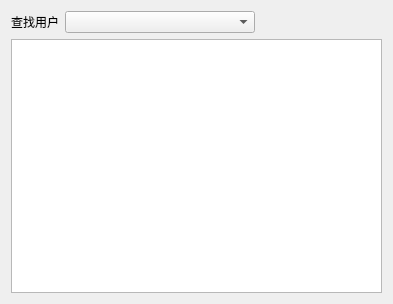
First picture: the form in search_widget.ui, repository fzzjoy/SqlliteDemo, before the edit.
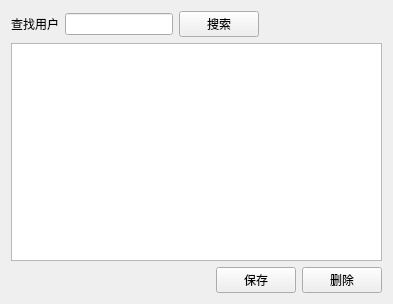
Second picture: the form after the edit.

Commit message: 完善数据库管理,支持查找/编辑/删除

```diff
--- a/search_widget.ui
+++ b/search_widget.ui
@@ -17,7 +17,7 @@
    <item>
     <layout class="QVBoxLayout" name="verticalLayout">
      <item>
-      <layout class="QHBoxLayout" name="horizontalLayout" stretch="0,3,2">
+      <layout class="QHBoxLayout" name="horizontalLayout" stretch="0,0,0,2">
        <item>
         <widget class="QLabel" name="label">
          <property name="text">
@@ -26,7 +26,14 @@
         </widget>
        </item>
        <item>
-        <widget class="QComboBox" name="searchComboBox"/>
+        <widget class="QLineEdit" name="searchLineEdit"/>
+       </item>
+       <item>
+        <widget class="QPushButton" name="searchPushButton">
+         <property name="text">
+          <string>搜索</string>
+         </property>
+        </widget>
        </item>
        <item>
         <spacer name="horizontalSpacer">
@@ -48,6 +55,37 @@
      </item>
     </layout>
    </item>
+   <item>
+    <layout class="QHBoxLayout" name="horizontalLayout_2">
+     <item>
+      <spacer name="horizontalSpacer_2">
+       <property name="orientation">
+        <enum>Qt::Horizontal</enum>
+       </property>
+       <property name="sizeHint" stdset="0">
+        <size>
+         <width>148</width>
+         <height>20</height>
+        </size>
+       </property>
+      </spacer>
+     </item>
+     <item>
+      <widget class="QPushButton" name="savePushButton">
+       <property name="text">
+        <string>保存</string>
+       </property>
+      </widget>
+     </item>
+     <item>
+      <widget class="QPushButton" name="deletePushButton">
+       <property name="text">
+        <string>删除</string>
+       </property>
+      </widget>
+     </item>
+    </layout>
+   </item>
   </layout>
  </widget>
  <resources/>
```
Left out of the diff: 2 changed lines with no effect on the pictures. The commit also changes 5 other files.
